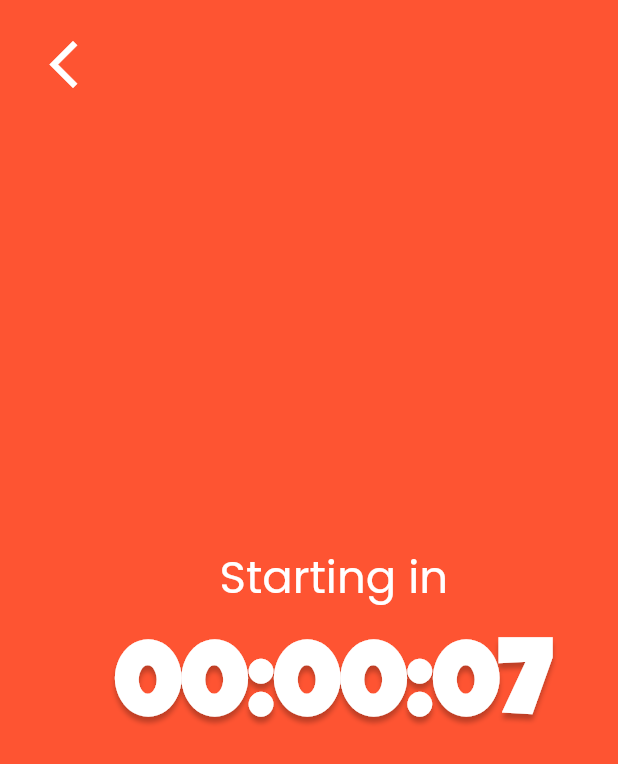
After one commit to Denzel101/sugarmob, a Flutter app: the CountDownScreen screen opened by its route, on a phone screen of 412 x 824 dp. The commit adds this screen. Shown: the top 764 px of the screen. Run offline on Flutter 3.47's test engine with Material 2 defaults, Android fonts, the light colour scheme and no system bars; our stand-ins replace video_player.

Commit message:
Countdown Screen

```diff
--- /dev/null
+++ b/lib/screens/countdown_screen.dart
@@ -0,0 +1,17 @@
+import 'package:flutter/material.dart';
+import 'package:sugarmob/widgets/countdown_timer.dart';
+
+class CountDownScreen extends StatelessWidget {
+  static const String id = 'countdown';
+
+  @override
+  Widget build(BuildContext context) {
+    return Scaffold(
+      body: SafeArea(
+        child: Container(
+          child: CountDownTimer(),
+        ),
+      ),
+    );
+  }
+}
--- a/lib/src/app.dart
+++ b/lib/src/app.dart
@@ -1,5 +1,6 @@
 import 'package:flutter/material.dart';
 import 'package:sugarmob/screens/challenge_screen.dart';
+import 'package:sugarmob/screens/countdown_screen.dart';
 import 'package:sugarmob/screens/home_screen.dart';
 import 'package:sugarmob/screens/splash_screen.dart';
 
@@ -17,6 +18,7 @@ class MyApp extends StatelessWidget {
         SplashScreen.id: (context) => SplashScreen(),
         HomeScreen.id: (context) => HomeScreen(),
         ChallengeScreen.id: (context) => ChallengeScreen(),
+        CountDownScreen.id: (context) => CountDownScreen(),
       },
       debugShowCheckedModeBanner: false,
     );
--- a/lib/widgets/challenge_widget.dart
+++ b/lib/widgets/challenge_widget.dart
@@ -1,5 +1,6 @@
 import 'package:flutter/material.dart';
 import 'package:sugarmob/components/rounded_button.dart';
+import 'package:sugarmob/screens/countdown_screen.dart';
 import 'package:sugarmob/src/constants.dart';
 
 class ChallengeWidget extends StatelessWidget {
@@ -65,7 +66,9 @@ class ChallengeWidget extends StatelessWidget {
                   ),
                 ),
                 color: Colors.transparent,
-                onPressed: () {},
+                onPressed: () {
+                  Navigator.pushNamed(context, CountDownScreen.id);
+                },
               ),
             ],
           ),
--- /dev/null
+++ b/lib/widgets/countdown_timer.dart
@@ -0,0 +1,64 @@
+import 'package:flutter/material.dart';
+import 'package:sugarmob/src/constants.dart';
+
+class CountDownTimer extends StatefulWidget {
+  @override
+  _CountDownTimerState createState() => _CountDownTimerState();
+}
+
+class _CountDownTimerState extends State<CountDownTimer> {
+  @override
+  Widget build(BuildContext context) {
+    return Container(
+      padding: EdgeInsets.only(
+        left: 33.0,
+        top: 24.0,
+      ),
+      child: Column(
+        crossAxisAlignment: CrossAxisAlignment.start,
+        children: [
+          GestureDetector(
+            onTap: () {
+              Navigator.pop(context);
+            },
+            child: Icon(
+              Icons.arrow_back_ios,
+              color: Colors.white,
+              size: 38.0,
+            ),
+          ),
+          SizedBox(
+            height: 300.0,
+          ),
+          Expanded(
+            child: Container(
+              alignment: Alignment.center,
+              child: Column(
+                //mainAxisAlignment: MainAxisAlignment.spaceBetween,
+                children: [
+                  Text(
+                    'Starting in',
+                    style: kLabelTextStyle3.copyWith(
+                      color: Colors.white,
+                      fontWeight: FontWeight.w300,
+                      fontSize: 30.0,
+                    ),
+                  ),
+                  SizedBox(
+                    height: 20.0,
+                  ),
+                  Text(
+                    '00:00:07',
+                    style: kLabelTextStyle.copyWith(
+                      fontSize: 70.0,
+                    ),
+                  ),
+                ],
+              ),
+            ),
+          ),
+        ],
+      ),
+    );
+  }
+}
```
